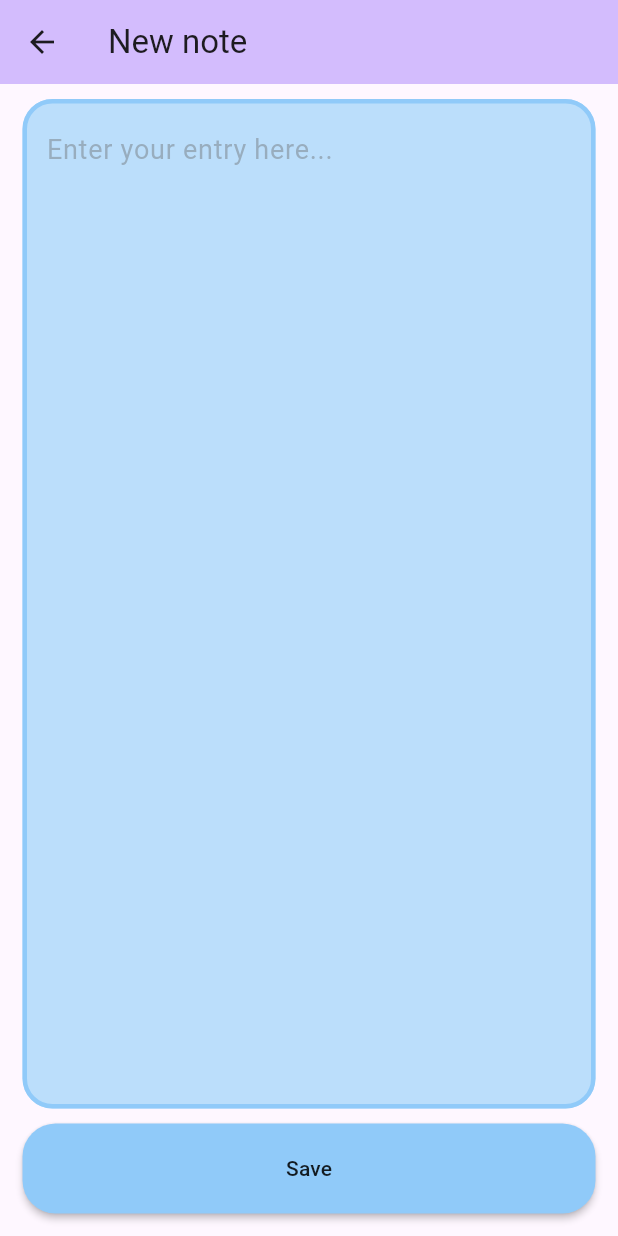
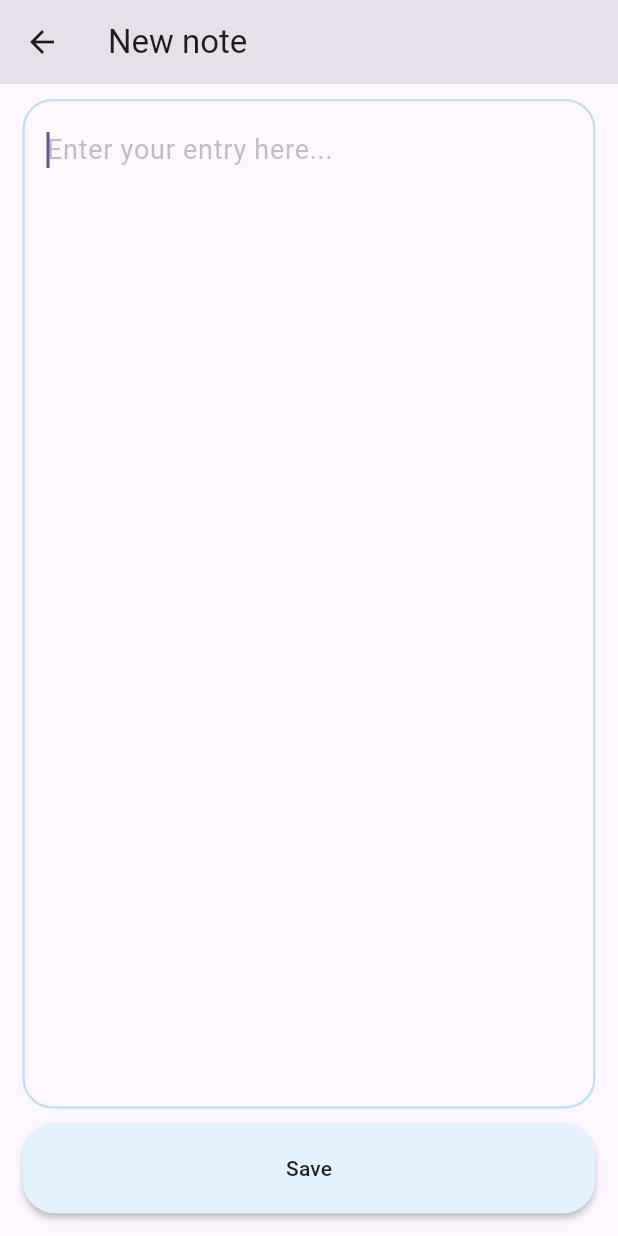
Before and after one commit to Sanshain/Notenand, a Flutter app: the screen it shows after launch, after a tap on the "add" icon, on a phone screen of 412 x 824 dp. Run offline on Flutter 3.47's test engine with Material 3 defaults, Android fonts, the phone set to English and light mode, and no system bars; our stand-ins replace hive_flutter, styled_widget; accounts and stored records are empty; generated files the repository leaves out were written again.

Commit message:
colors redesign

```diff
--- a/lib/home.dart
+++ b/lib/home.dart
@@ -45,12 +45,33 @@ class HomePageState extends State<HomePage> {
         // than having to individually change instances of widgets.
         return Scaffold(
             appBar: AppBar(
-                backgroundColor: Theme.of(context).colorScheme.inversePrimary,
+                backgroundColor: Theme.of(context).colorScheme.surfaceVariant,      // light gray
+                // backgroundColor: Theme.of(context).colorScheme.surfaceVariant,      // light gray
+                // backgroundColor: Theme.of(context).colorScheme.inverseSurface,      // dark mode
+                // backgroundColor: Theme.of(context).colorScheme.inversePrimary,   // violent
                 title: Text(widget.title),
                 actions: const [
                     Menu()
                 ],
             ),
+            // drawer: Drawer(
+            //     child: ListView(
+            //         children: [
+            //             const DrawerHeader(
+            //                 child: Text("Menu:"),
+            //                 // decoration: BoxDecoration(color: Colors.green),
+            //             ),
+            //             ListTile(
+            //                 title: const Text('Point'),
+            //                 leading: const Icon(Icons.home),
+            //                 // trailing: const Icon(Icons.arrow_downward),
+            //                 onTap: () {
+            //                     // Navigator.of(context).pop();
+            //                 },
+            //             ),
+            //         ],
+            //     ),
+            // ),
             body: ListView.builder(
                 // itemCount: Provider.of<List<Note>>(context).length,
                 itemCount: Provider.of<EntriesNotifier>(context).values.length,
--- a/lib/main.dart
+++ b/lib/main.dart
@@ -3,6 +3,7 @@ import 'package:hive_flutter/hive_flutter.dart';
 import 'package:note_hand/pages/note_Page.dart';
 import 'package:note_hand/store/__data.dart';
 import 'package:note_hand/store/provider_.dart';
+import 'package:provider/provider.dart';
 
 import 'home.dart';
 // import 'package:styled_widget/styled_widget.dart';
@@ -21,19 +22,13 @@ void main() async {
 
   // Hive..initFlutter()..registerAdapter(NoteAdapter());
 
-  runApp(
-      App(
-          notifier: await (EntriesNotifier().init())
-      )
-  );
+  runApp(App());
 }
 
 
 class App extends StatelessWidget {
 
-  final EntriesNotifier notifier;
-
-  const App({super.key, required this.notifier});
+  const App({super.key});
 
   @override
 
@@ -53,7 +48,12 @@ class App extends StatelessWidget {
         'note_screen': (context) => const EntryPage(),
       }
     ).wrapChangeProvider(
-        (context) => notifier
+        (context) => EntriesNotifier()
     );
+
+    // .multiProvider([
+    //     ChangeNotifierProvider<EntriesNotifier>(create: (context) => EntriesNotifier()),
+    // ]);
+
   }
 }
--- a/lib/pages/note_Page.dart
+++ b/lib/pages/note_Page.dart
@@ -35,30 +35,36 @@ class EntryState extends State<EntryPage> {
 
     return Scaffold(
       appBar: AppBar(
-        backgroundColor: Theme.of(context).colorScheme.inversePrimary,
+        // backgroundColor: Theme.of(context).secondaryHeaderColor,,
+        backgroundColor: Theme.of(context).colorScheme.surfaceVariant,
+        // backgroundColor: Theme.of(context).colorScheme.inversePrimary,
         title: const Text('New note'),
       ),
       body: Column(
         children: [
           Flexible(
             child: TextField(
+              autofocus: true,
               readOnly: readOnly,
               controller: _editorController,
               decoration: InputDecoration(
                 hintText: "Enter your entry here...",
                 hintStyle: const TextStyle(
+                    fontWeight: FontWeight.w400,
                     fontSize: 18,
                     color: Color.fromRGBO(99, 99, 99, .4)
                 ),
                 filled: true,
-                fillColor: Colors.blue.shade100,
+                // fillColor: Colors.blue.shade100,
+                fillColor: Theme.of(context).colorScheme.background,
                 enabledBorder: OutlineInputBorder(
                   borderRadius: BorderRadius.circular(20.0),
-                  borderSide: BorderSide(color: Colors.blue.shade200, width: 3.0),
+                  borderSide: BorderSide(color: Theme.of(context).primaryColorLight, width: 1.0),
                 ),
                 focusedBorder: OutlineInputBorder(
                   borderRadius: BorderRadius.circular(20.0),
-                  borderSide: BorderSide(color: Theme.of(context).primaryColorLight, width: 3.0),
+                  borderSide: BorderSide(color: Theme.of(context).primaryColorLight, width: 1.5),
+                  // borderSide: BorderSide(color: Colors.blue.shade200, width: 3.0),
                 ),
               ),
               textAlignVertical: TextAlignVertical.top,
@@ -74,7 +80,8 @@ class EntryState extends State<EntryPage> {
           MaterialButton(
             minWidth: double.maxFinite,
             height: 60,
-            color: Colors.blue.shade200,
+            // color: Colors.blue.shade200,
+            color: Theme.of(context).secondaryHeaderColor,
             onPressed: () {
               Provider.of<EntriesNotifier>(context, listen: false).add(
                   Note(value: _editorController.text)
--- a/lib/store/provider_.dart
+++ b/lib/store/provider_.dart
@@ -10,19 +10,19 @@ import '__data.dart';
 
 class EntriesNotifier extends ChangeNotifier {
     List<Note> values = List<Note>.from([]);
-    Box<Note>? database;
+    late Box<Note> database;
 
-    Future<EntriesNotifier> init() async {
-        await Hive.openBox<Note>('entries').then((box) {
+    EntriesNotifier() : super() {
+        Hive.openBox<Note>('entries').then((box) {
             database = box;
-            values = database?.values.toList() ?? [];
+            values = database.values.toList();
+            notifyListeners();
         });
-        return this;
     }
 
     void add(Note note) {
         values.add(note);
-        database?.add(note);
+        database.add(note);
         notifyListeners();
     }
 }
@@ -50,6 +50,14 @@ extension ProviderExtensions on Widget{
         );
     }
 
+    multiProvider(List<ChangeNotifierProvider> providers){
+
+        return MultiProvider(
+            providers: providers,
+            child: this
+        );
+    }
+
 
     // wrapEntriesChangeProvider(){
     //
```
Also changed, not shown: 1 other file.
